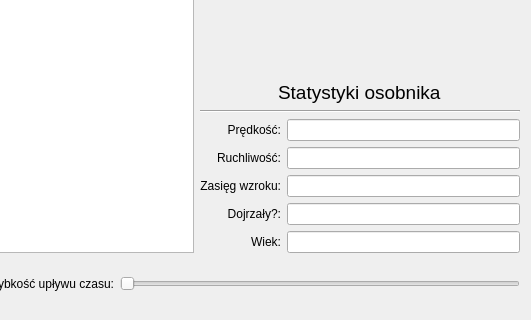
This is src/TrueLife/View/simuwidget.ui in ppawel11/True-Life as Qt 5 draws it before an edit; both pictures show x 133 to 664 and y 238 to 558 of the 664 by 558 pixel window. The edited form follows.
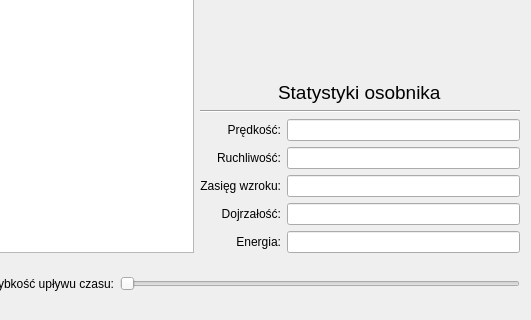
This is the edited form.

```diff
--- a/src/TrueLife/View/simuwidget.ui
+++ b/src/TrueLife/View/simuwidget.ui
@@ -115,7 +115,7 @@
      <item row="6" column="0">
       <widget class="QLabel" name="label_6">
        <property name="text">
-        <string>Dojrzały?:</string>
+        <string>Dojrzałość:</string>
        </property>
        <property name="alignment">
         <set>Qt::AlignRight|Qt::AlignTrailing|Qt::AlignVCenter</set>
@@ -132,7 +132,7 @@
      <item row="7" column="0">
       <widget class="QLabel" name="label_7">
        <property name="text">
-        <string>Wiek:</string>
+        <string>Energia:</string>
        </property>
        <property name="alignment">
         <set>Qt::AlignRight|Qt::AlignTrailing|Qt::AlignVCenter</set>
```
Left out of the diff: 8 changed lines with no effect on the pictures.
